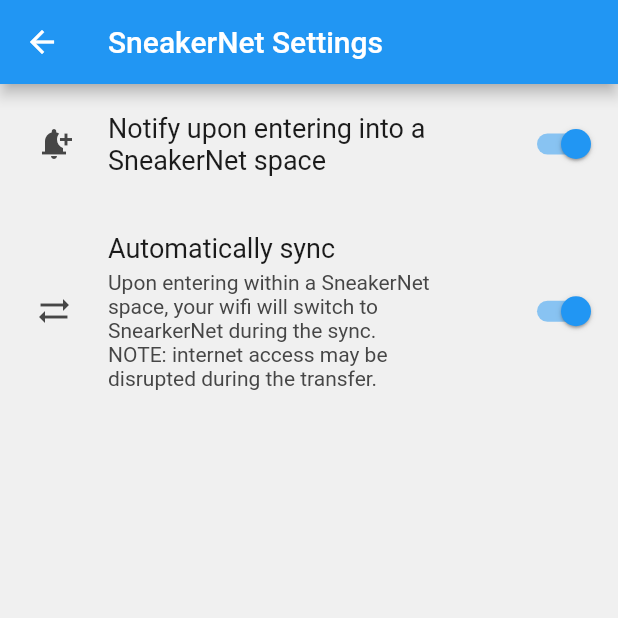
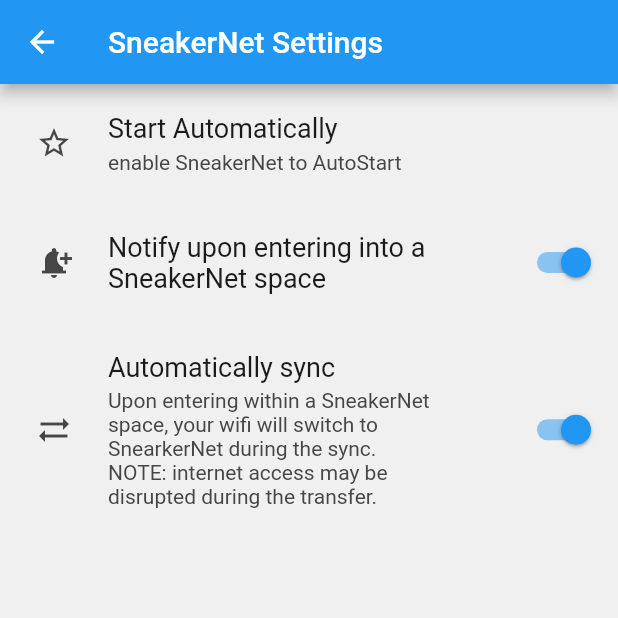
Before and after one commit to redengin/sneakernet, a Flutter app: the SettingsPage screen opened by its route, on a phone screen of 412 x 824 dp, the top half of it. Run offline on Flutter 3.47's test engine with Material 2 defaults, Android fonts, the phone set to English and light mode, and no system bars; drawn by our look-alikes of settings_ui; our stand-ins replace flutter_local_notifications, open_filex, shared_preferences; missing offline and left inert: auto_start_flutter, ebook, flutter_file_dialog, openapi_generator_annotations, plugin_wifi_connect, version and 2 more; accounts and stored records are empty.

Commit message:
supporting AutoStart

```diff
--- a/flutter/lib/main.dart
+++ b/flutter/lib/main.dart
@@ -1,5 +1,3 @@
-import 'dart:async';
-import 'dart:io';
 import 'package:flutter/foundation.dart';
 import 'package:flutter/material.dart';
 import 'package:wifi_scan/wifi_scan.dart';
@@ -8,6 +6,8 @@
 import 'package:shared_preferences/shared_preferences.dart';
 import 'package:path_provider/path_provider.dart';
 import 'package:path/path.dart' as p;
+import 'dart:async';
+import 'dart:io';
 
 import 'library.dart';
 import 'settings.dart';
@@ -109,7 +109,7 @@
   Workmanager().executeTask((taskName, inputData) async {
     switch (taskName) {
       case scanTaskName:
-        switch (await WiFiScan.instance.canStartScan()) {
+        switch (await WiFiScan.instance.canStartScan(askPermissions: true)) {
           case CanStartScan.yes:
             return WiFiScan.instance.startScan();
           default:
--- a/flutter/lib/pages/settings.dart
+++ b/flutter/lib/pages/settings.dart
@@ -1,5 +1,6 @@
 import 'package:flutter/material.dart';
 import 'package:settings_ui/settings_ui.dart';
+import 'package:auto_start_flutter/auto_start_flutter.dart';
 import '../settings.dart';
 
 class SettingsPage extends StatefulWidget {
@@ -15,7 +16,8 @@
   late bool _doNotify;
   late bool _autoSync;
 
-  @override void initState() {
+  @override
+  void initState() {
     // TODO: implement initState
     super.initState();
     _doNotify = settings.getDoNotify();
@@ -32,6 +34,12 @@
           sections: [
             SettingsSection(
               tiles: <SettingsTile>[
+                SettingsTile.navigation(
+                  leading: Icon(Icons.star_border_outlined),
+                  title: Text('Start Automatically'),
+                  description: Text('enable SneakerNet to AutoStart'),
+                  onPressed: (_) => getAutoStartPermission(),
+                ),
                 SettingsTile.switchTile(
                   leading: Icon(Icons.notification_add),
                   title: Text('Notify upon entering into a SneakerNet space'),
--- a/flutter/pubspec.yaml
+++ b/flutter/pubspec.yaml
@@ -35,7 +35,6 @@
   cupertino_icons: ^1.0.2
 
   permission_handler: ^10.3.0
-  auto_start_flutter: ^0.1.1
   wifi_scan: ^0.4.0
   openapi_generator_annotations: ^4.11.0
   workmanager: ^0.5.1
@@ -55,6 +54,8 @@
   open_filex: ^4.3.2
 
 dev_dependencies:
+  auto_start_flutter: ^0.1.1
+
   flutter_test:
     sdk: flutter
   # The "flutter_lints" package below contains a set of recommended lints to
```
Also changed, not shown: flutter/pubspec.lock.
